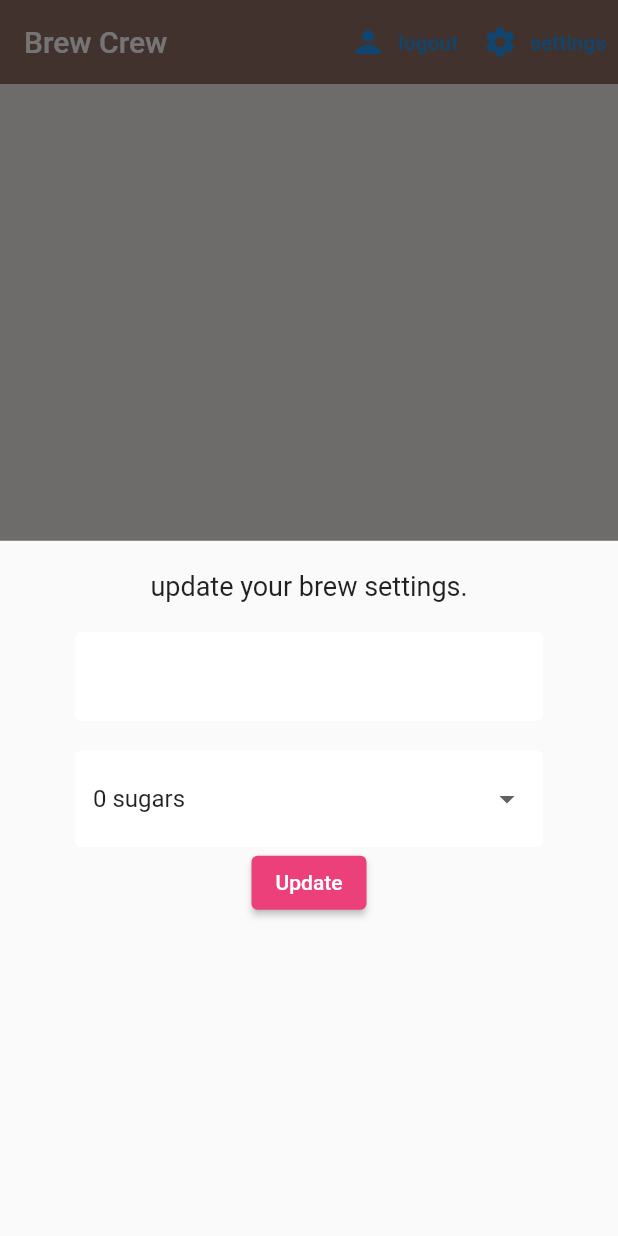
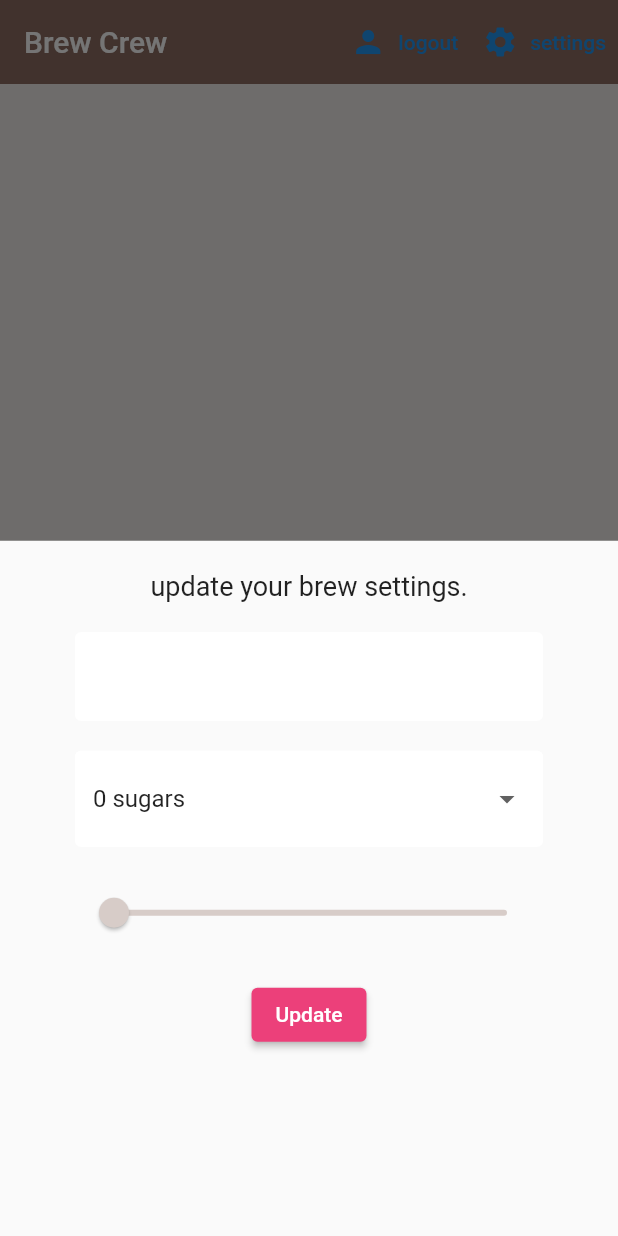
Before and after one commit to youngjun625/firebase_practice, a Flutter app: the screen it shows once a user with an empty profile is signed in, after a tap on "settings", on a phone screen of 412 x 824 dp. Run offline on Flutter 3.47's test engine with Material 2 defaults, Android fonts, the phone set to English and light mode, and no system bars; our stand-ins replace cloud_firestore, firebase_auth, firebase_core, flutter_spinkit; accounts and stored records are empty.

Commit message:
L23 Success

```diff
--- a/lib/screens/home/settings.form.dart
+++ b/lib/screens/home/settings.form.dart
@@ -12,7 +12,7 @@ class _SettingsFormState extends State<SettingsForm> {
 
   final _formKey = GlobalKey<FormState>();
   final List<String> sugars = ['0', '1', '2', '3', '4'];
-  //todo L22
+  //   L22
   String? _currentName;
   String? _currentSugars;
   int? _currentStrength;
@@ -36,7 +36,7 @@ class _SettingsFormState extends State<SettingsForm> {
             })
           ),
           SizedBox(height: 20),
-          //tododropdown
+          //  dropdown
           DropdownButtonFormField(
             decoration: textInputDecoration,
             value: _currentSugars ?? '0', //value shown when not selected. if _currentSugars = null, '0' as 기본
@@ -49,7 +49,20 @@ class _SettingsFormState extends State<SettingsForm> {
             onChanged:(val) => setState(() {
               _currentSugars = val.toString();
             }) ),
-          //slider
+          SizedBox(height: 20),
+          //slider //todo L23 slider widget!
+          Slider(
+            min: 100, //todo these numbers represent darkness of color
+            max: 900,
+            divisions: 8,
+            value: (_currentStrength ?? 100).toDouble(), //todo setting up base value. if non null, _current, if null base with 100
+            onChanged: (val) => setState(() {
+              _currentStrength = val.round(); //todo val of slider is given as doubles, so we use round to make it as Int type
+            }),
+            activeColor: Colors.brown[_currentStrength ?? 100], //todo might be null, so we put a fallback value
+            inactiveColor: Colors.brown[_currentStrength ?? 100],
+            ),
+          SizedBox(height: 20),
           ElevatedButton(
             onPressed: () async {
               print("name: $_currentName");
```
